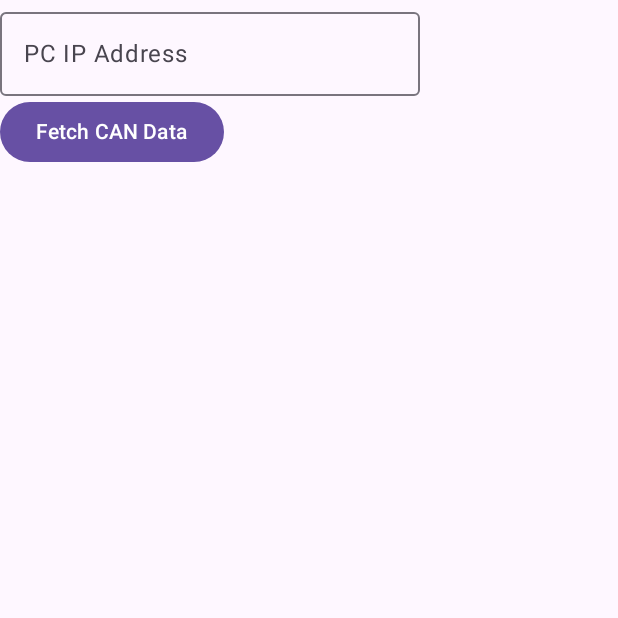
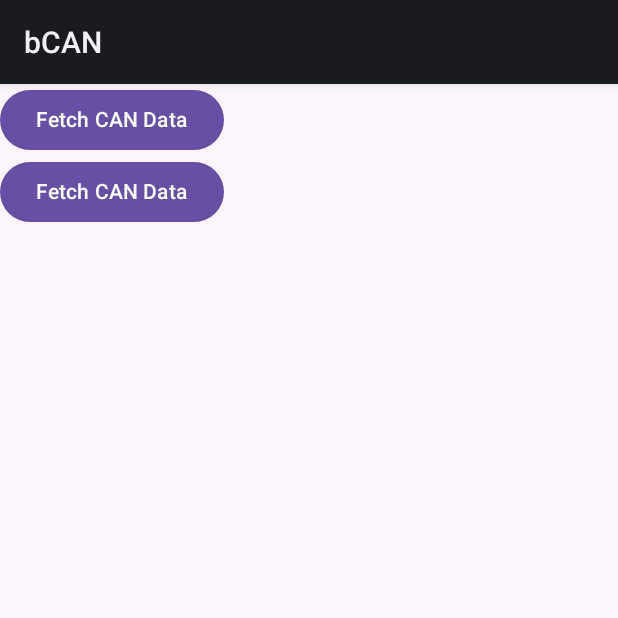
Before and after one commit to mych907/bCAN, an Android app built with Jetpack Compose: the screen it shows after launch (MainActivity), on a phone screen of 412 x 824 dp, the top half of it. Run offline under Robolectric (Android 15) with nearby library versions, the light colour scheme and no system bars.

Commit message:
Refactor Gradle configurations to use version catalog, update SDK versions, and enhance UI theme with new color and typography files. Remove deprecated themes.xml and clean up commented code in CanRepository and MainActivity.

```diff
--- a/app/src/main/AndroidManifest.xml
+++ b/app/src/main/AndroidManifest.xml
@@ -9,8 +9,7 @@
         android:icon="@mipmap/ic_launcher"
         android:label="bCAN"
         android:roundIcon="@mipmap/ic_launcher_round"
-        android:supportsRtl="true"
-        android:theme="@style/Theme.BCAN">
+        android:supportsRtl="true">
         <activity
             android:name=".ui.MainActivity"
             android:exported="true">
--- a/app/src/main/java/com/bitsensing/bcan/ui/MainActivity.kt
+++ b/app/src/main/java/com/bitsensing/bcan/ui/MainActivity.kt
@@ -3,75 +3,95 @@ package com.bitsensing.bcan.ui
 import android.os.Bundle
 import androidx.activity.ComponentActivity
 import androidx.activity.compose.setContent
+import androidx.compose.animation.core.Spring
+import androidx.compose.animation.core.animateDpAsState
+import androidx.compose.animation.core.spring
+import androidx.compose.foundation.layout.Arrangement
 import androidx.compose.foundation.layout.Column
-import androidx.compose.material3.OutlinedTextField
+import androidx.compose.foundation.layout.Row
+import androidx.compose.foundation.layout.fillMaxSize
+import androidx.compose.foundation.layout.padding
 import androidx.compose.foundation.lazy.LazyColumn
 import androidx.compose.foundation.lazy.items
 import androidx.compose.material3.Button
-import androidx.compose.material3.CircularProgressIndicator
+import androidx.compose.material3.ElevatedButton
 import androidx.compose.material3.MaterialTheme
+import androidx.compose.material3.Surface
 import androidx.compose.material3.Text
-import androidx.lifecycle.ViewModel
-import androidx.lifecycle.viewModelScope
-import androidx.lifecycle.viewmodel.compose.viewModel
-import com.bitsensing.bcan.repository.CanRepository
-import androidx.compose.runtime.mutableStateListOf
+import androidx.compose.runtime.Composable
+import androidx.compose.runtime.getValue
 import androidx.compose.runtime.mutableStateOf
-import androidx.compose.runtime.getValue
+import androidx.compose.runtime.saveable.rememberSaveable
 import androidx.compose.runtime.setValue
-import kotlinx.coroutines.launch
+import androidx.compose.ui.Alignment
+import androidx.compose.ui.Modifier
+import androidx.compose.ui.text.font.FontWeight
+import androidx.compose.ui.tooling.preview.Preview
+import androidx.compose.ui.unit.dp
+import android.content.res.Configuration.UI_MODE_NIGHT_YES
+import androidx.compose.animation.animateContentSize
+import androidx.compose.foundation.layout.height
+import androidx.compose.foundation.shape.RoundedCornerShape
+import androidx.compose.material.icons.Icons
+import androidx.compose.material3.Icon
+import androidx.compose.material3.IconButton
+import androidx.compose.ui.draw.clip
+import androidx.compose.ui.res.painterResource
+import androidx.compose.ui.res.stringResource
+import com.bitsensing.bcan.ui.theme.bCANTheme
 
-class CanViewModel : ViewModel() {
-    var ipAddress by mutableStateOf("")
-    var frames = mutableStateListOf<String>()
-    var isLoading by mutableStateOf(false)
-
-    private fun isValidIp(ip: String): Boolean {
-        val regex = Regex("^\\d{1,3}(\\.\\d{1,3}){3}$")
-        return regex.matches(ip) && ip.split(".").all { it.toInt() in 0..255 }
-    }
-
-    fun loadFrames() {
-        if (!isValidIp(ipAddress)) return
-        val repo = CanRepository(ipAddress)
-        viewModelScope.launch {
-            isLoading = true
-            val response = repo.fetchCanFrames()
-            if (response.isSuccessful) {
-                frames.clear()
-                frames.addAll(response.body()?.frames?.map { "${it.name}: ${it.decoded}" } ?: listOf())
-            }
-            isLoading = false
-        }
-    }
-}
+//class CanViewModel : ViewModel() {
+//    var ipAddress by mutableStateOf("")
+//    var frames = mutableStateListOf<String>()
+//    var isLoading by mutableStateOf(false)
+//
+//    private fun isValidIp(ip: String): Boolean {
+//        val regex = Regex("^\\d{1,3}(\\.\\d{1,3}){3}$")
+//        return regex.matches(ip) && ip.split(".").all { it.toInt() in 0..255 }
+//    }
+//
+//    fun loadFrames() {
+//        if (!isValidIp(ipAddress)) return
+//        val repo = CanRepository(ipAddress)
+//        viewModelScope.launch {
+//            isLoading = true
+//            val response = repo.fetchCanFrames()
+//            if (response.isSuccessful) {
+//                frames.clear()
+//                frames.addAll(response.body()?.frames?.map { "${it.name}: ${it.decoded}" } ?: listOf())
+//            }
+//            isLoading = false
+//        }
+//    }
+//}
 
 class MainActivity : ComponentActivity() {
     override fun onCreate(savedInstanceState: Bundle?) {
         super.onCreate(savedInstanceState)
         setContent {
-            val viewModel: CanViewModel = viewModel()
-            MaterialTheme {
-                Column {
-                    OutlinedTextField(
-                        value = viewModel.ipAddress,
-                        onValueChange = { viewModel.ipAddress = it },
-                        label = { Text("PC IP Address") }
-                    )
-                    Button(onClick = { viewModel.loadFrames() }) {
-                        Text("Fetch CAN Data")
-                    }
-                    if (viewModel.isLoading) {
-                        CircularProgressIndicator()
-                    } else {
-                        LazyColumn {
-                            items(viewModel.frames) {
-                                Text(it)
-                            }
-                        }
-                    }
-                }
+            MainScreen(modifier = Modifier.fillMaxSize())
+        }
+    }
+}
+
+@Composable
+fun MainScreen(modifier: Modifier = Modifier) {
+
+    // val viewModel: CanViewModel = viewModel()
+    Surface(modifier) {
+        Column {
+            Button(onClick = { /* TODO */ }) {
+                Text("Fetch CAN Data")
+            }
+            Button(onClick = { /* TODO */ }) {
+                Text("Fetch CAN Data")
             }
         }
     }
 }
+
+@Preview
+@Composable
+fun MainScreenPreview() {
+    MainScreen(Modifier.fillMaxSize())
+}
--- a/app/src/main/res/values/themes.xml
+++ /dev/null
@@ -1,4 +0,0 @@
-<resources xmlns:tools="http://schemas.android.com/tools">
-    <style name="Theme.BCAN" parent="Theme.Material3.Light.NoActionBar">
-    </style>
-</resources>
--- a/build.gradle.kts
+++ b/build.gradle.kts
@@ -1,6 +1,7 @@
 plugins {
-    id("com.android.application") version "8.4.0" apply false
-    id("org.jetbrains.kotlin.android") version "2.0.0" apply false
+    alias(libs.plugins.android.application) apply false
+    alias(libs.plugins.kotlin.android) apply false
+    alias(libs.plugins.kotlin.compose) apply false
 }
 
 allprojects {
```
Also changed, not shown: app/build.gradle.kts (+25 -16 lines), app/src/main/java/com/bitsensing/bcan/repository/CanRepository.kt (+11 -11 lines), app/src/main/java/com/bitsensing/bcan/ui/theme/Color.kt (added, +16 -0 lines), app/src/main/java/com/bitsensing/bcan/ui/theme/Theme.kt (added, +61 -0 lines), app/src/main/java/com/bitsensing/bcan/ui/theme/Type.kt (added, +34 -0 lines), gradle/libs.versions.toml (+40 -2 lines), 2 other files.
